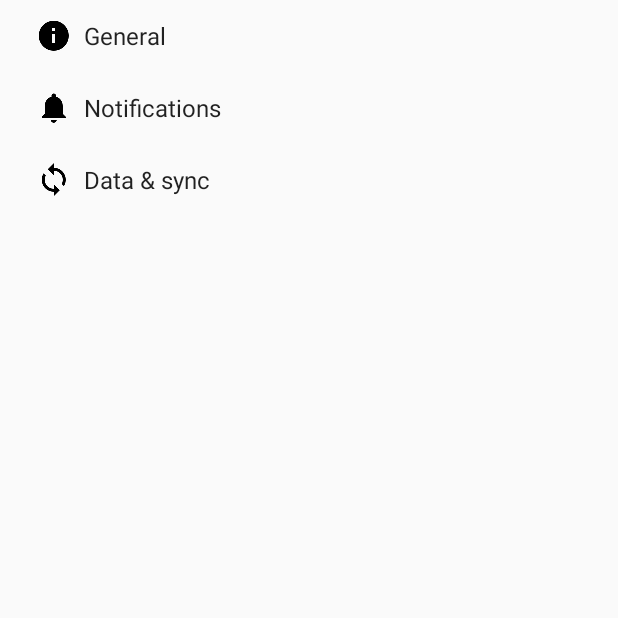
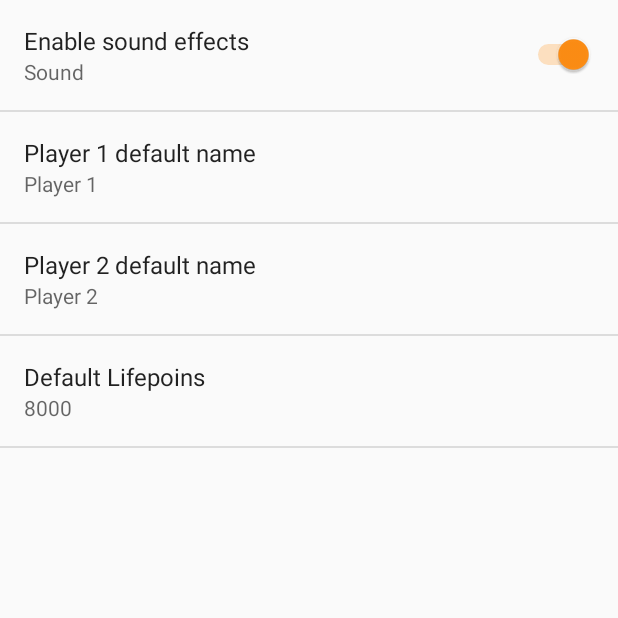
Before and after one commit to amicloud/SideDeckRewrite, an Android app: the SettingsActivity screen opened directly, with no data from a screen before it, on a phone screen of 412 x 824 dp, the top half of it. Run offline under Robolectric (Android 15) with nearby library versions, the phone set to English and light mode, and no system bars.

Commit message:
Preferences Activity Made

```diff
--- a/app/src/main/res/values/strings.xml
+++ b/app/src/main/res/values/strings.xml
@@ -28,6 +28,7 @@
     <string name="playerOneDefaultName">Player 1 default name</string>
     <string name="playerTwoDefaultName">Player 2 default name</string>
     <string name="sound">Sound</string>
+    <string name="soundSettingSummary">Enable sound effects</string>
     <string name="lpAddedTo">" LP added to "</string>
     <string name="lpSubtracedFrom">" LP subtracted from "</string>
     <string name="x" translatable="false">x</string>
--- a/app/src/main/res/xml/pref_data_sync.xml
+++ /dev/null
@@ -1,21 +0,0 @@
-<PreferenceScreen xmlns:android="http://schemas.android.com/apk/res/android">
-
-    <!-- NOTE: Hide buttons to simplify the UI. Users can touch outside the dialog to
-         dismiss it. -->
-    <!-- NOTE: ListPreference's summary should be set to its value by the activity code. -->
-    <ListPreference
-        android:defaultValue="180"
-        android:entries="@array/pref_sync_frequency_titles"
-        android:entryValues="@array/pref_sync_frequency_values"
-        android:key="sync_frequency"
-        android:negativeButtonText="@null"
-        android:positiveButtonText="@null"
-        android:title="@string/pref_title_sync_frequency" />
-
-    <!-- This preference simply launches an intent when selected. Use this UI sparingly, per
-         design guidelines. -->
-    <Preference android:title="@string/pref_title_system_sync_settings">
-        <intent android:action="android.settings.SYNC_SETTINGS" />
-    </Preference>
-
-</PreferenceScreen>
--- a/app/src/main/res/xml/pref_general.xml
+++ b/app/src/main/res/xml/pref_general.xml
@@ -1,33 +1,31 @@
 <PreferenceScreen xmlns:android="http://schemas.android.com/apk/res/android">
-
     <SwitchPreference
         android:defaultValue="true"
-        android:key="example_switch"
-        android:summary="@string/pref_description_social_recommendations"
-        android:title="@string/pref_title_social_recommendations" />
-
-    <!-- NOTE: EditTextPreference accepts EditText attributes. -->
-    <!-- NOTE: EditTextPreference's summary should be set to its value by the activity code. -->
+        android:key="@string/KEYsoundOnOff"
+        android:summary="@string/sound"
+        android:title="@string/soundSettingSummary"/>
     <EditTextPreference
         android:capitalize="words"
-        android:defaultValue="@string/pref_default_display_name"
-        android:inputType="textCapWords"
-        android:key="example_text"
+        android:defaultValue="@string/playerOne"
+        android:inputType="textPersonName"
+        android:key="@string/KEYplayerOneDefaultNameSetting"
         android:maxLines="1"
-        android:selectAllOnFocus="true"
         android:singleLine="true"
-        android:title="@string/pref_title_display_name" />
-
-    <!-- NOTE: Hide buttons to simplify the UI. Users can touch outside the dialog to
-         dismiss it. -->
-    <!-- NOTE: ListPreference's summary should be set to its value by the activity code. -->
-    <ListPreference
-        android:defaultValue="-1"
-        android:entries="@array/pref_example_list_titles"
-        android:entryValues="@array/pref_example_list_values"
-        android:key="example_list"
-        android:negativeButtonText="@null"
-        android:positiveButtonText="@null"
-        android:title="@string/pref_title_add_friends_to_messages" />
-
+        android:title="@string/playerOneDefaultName"/>
+    <EditTextPreference
+        android:capitalize="words"
+        android:defaultValue="@string/playerTwo"
+        android:inputType="textPersonName"
+        android:key="@string/KEYplayerTwoDefaultNameSetting"
+        android:maxLines="1"
+        android:singleLine="true"
+        android:title="@string/playerTwoDefaultName"/>
+    <EditTextPreference
+        android:defaultValue="8000"
+        android:maxLength="6"
+        android:inputType="number"
+        android:key="@string/KEYdefaultLpSetting"
+        android:maxLines="1"
+        android:singleLine="true"
+        android:title="@string/defaultLifepoints"/>
 </PreferenceScreen>
--- a/app/src/main/res/xml/pref_headers.xml
+++ b/app/src/main/res/xml/pref_headers.xml
@@ -7,14 +7,4 @@
         android:icon="@drawable/ic_info_black_24dp"
         android:title="@string/pref_header_general" />
 
-    <header
-        android:fragment="com.outplaysoftworks.sidedeckv2.SettingsActivity$NotificationPreferenceFragment"
-        android:icon="@drawable/ic_notifications_black_24dp"
-        android:title="@string/pref_header_notifications" />
-
-    <header
-        android:fragment="com.outplaysoftworks.sidedeckv2.SettingsActivity$DataSyncPreferenceFragment"
-        android:icon="@drawable/ic_sync_black_24dp"
-        android:title="@string/pref_header_data_sync" />
-
 </preference-headers>
--- a/app/src/main/res/xml/pref_notification.xml
+++ /dev/null
@@ -1,27 +0,0 @@
-<PreferenceScreen xmlns:android="http://schemas.android.com/apk/res/android">
-
-    <!-- A 'parent' preference, which enables/disables child preferences (below)
-         when checked/unchecked. -->
-    <SwitchPreference
-        android:defaultValue="true"
-        android:key="notifications_new_message"
-        android:title="@string/pref_title_new_message_notifications" />
-
-    <!-- Allows the user to choose a ringtone in the 'notification' category. -->
-    <!-- NOTE: This preference will be enabled only when the checkbox above is checked. -->
-    <!-- NOTE: RingtonePreference's summary should be set to its value by the activity code. -->
-    <RingtonePreference
-        android:defaultValue="content://settings/system/notification_sound"
-        android:dependency="notifications_new_message"
-        android:key="notifications_new_message_ringtone"
-        android:ringtoneType="notification"
-        android:title="@string/pref_title_ringtone" />
-
-    <!-- NOTE: This preference will be enabled only when the checkbox above is checked. -->
-    <SwitchPreference
-        android:defaultValue="true"
-        android:dependency="notifications_new_message"
-        android:key="notifications_new_message_vibrate"
-        android:title="@string/pref_title_vibrate" />
-
-</PreferenceScreen>
```
Also changed, not shown: app/src/main/java/com/outplaysoftworks/sidedeckv2/CalculatorFragment.java (+8 -2 lines), app/src/main/java/com/outplaysoftworks/sidedeckv2/CalculatorModel.java (+23 -4 lines), app/src/main/java/com/outplaysoftworks/sidedeckv2/CalculatorPresenter.java (+8 -0 lines), app/src/main/java/com/outplaysoftworks/sidedeckv2/SettingsActivity.java (+18 -122 lines), app/src/main/res/layout/fragment_calculator.xml (+9 -2 lines).
